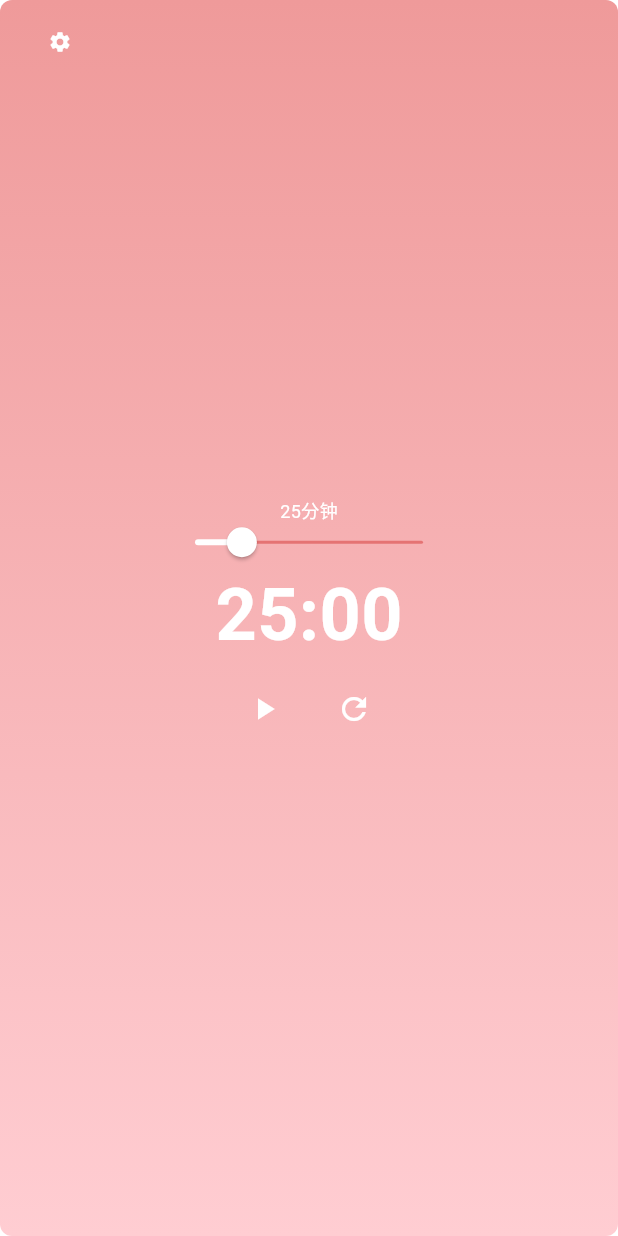
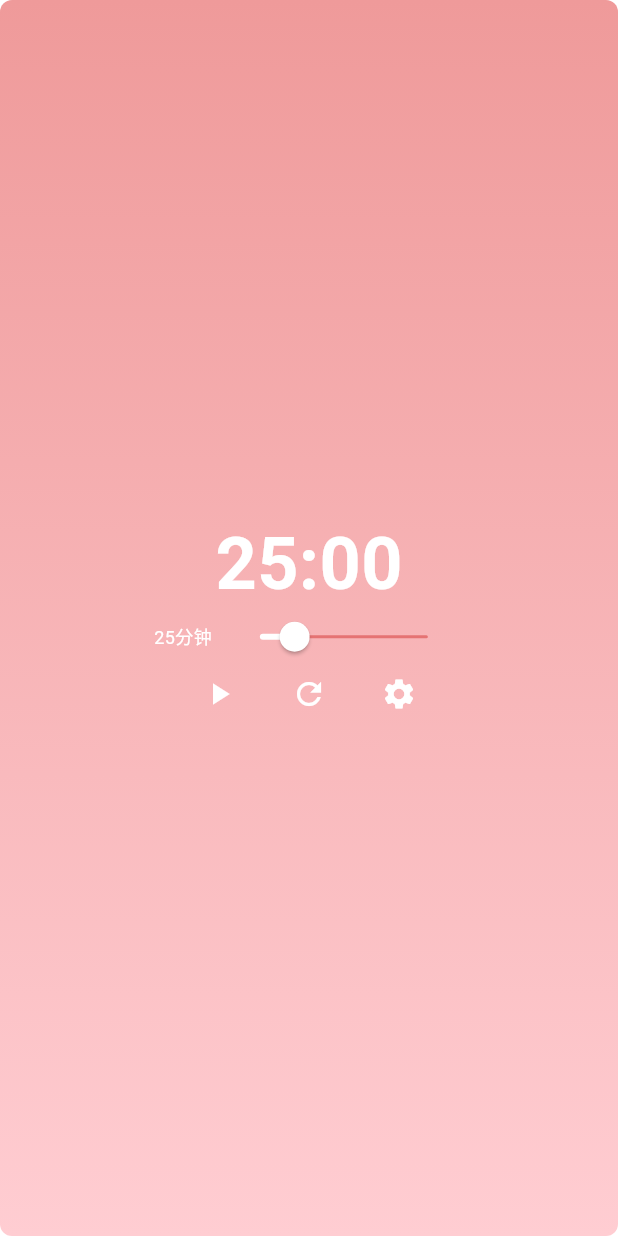
Before and after one commit to topul/relax_time, a Flutter app: the screen it shows after launch, after a tap on the "settings" icon, on a phone screen of 412 x 824 dp. Run offline on Flutter 3.47's test engine with Material 3 defaults, Android fonts, the phone set to English and light mode, and no system bars; missing offline and left inert: window_manager.

Commit message:
refactor(timer): 重构计时器页面布局
- 移动设置按钮到计时器下方
- 调整设置界面布局，使滑块和文本居中显示
- 优化滑块样式，增加轨道高度和指示器样式

```diff
--- a/lib/pages/timer_page.dart
+++ b/lib/pages/timer_page.dart
@@ -123,33 +123,22 @@ class _TimerPageState extends State<TimerPage> {
                         splashRadius: 12,
                       ),
                     ),
-                  Positioned(
-                    left: 16,
-                    top: 0,
-                    child: IconButton(
-                      onPressed: () {
-                        setState(() {
-                          _showSettings = !_showSettings;
-                        });
-                      },
-                      icon: const Icon(
-                        Icons.settings,
-                        size: 16,
-                        color: Colors.white,
-                      ),
-                      padding: EdgeInsets.zero,
-                      constraints: const BoxConstraints(),
-                      splashRadius: 12,
-                    ),
-                  ),
                   Center(
                     child: Column(
                       mainAxisSize: MainAxisSize.min,
                       children: [
+                        Text(
+                          _formatTime(_secondsRemaining),
+                          style: TextStyle(
+                            fontSize: _showSettings ? 48 : 60,
+                            fontWeight: FontWeight.bold,
+                            color: Colors.white,
+                          ),
+                        ),
                         if (_showSettings) ...[
-                          Container(
-                            margin: const EdgeInsets.only(bottom: 4),
-                            child: Column(
+                          const SizedBox(height: 4),
+                          Row(
+                            mainAxisAlignment: MainAxisAlignment.center,
                             children: [
                               Text(
                                 '${_selectedMinutes}分钟',
@@ -158,17 +147,16 @@ class _TimerPageState extends State<TimerPage> {
                                   fontSize: 12,
                                 ),
                               ),
-                                const SizedBox(height: 2),
+                              const SizedBox(width: 8),
                               SizedBox(
-                                  width: 200,
+                                width: 160,
                                 height: 20,
                                 child: SliderTheme(
                                   data: SliderThemeData(
                                     activeTrackColor: Colors.white,
                                     inactiveTrackColor: Colors.red.shade300,
                                     thumbColor: Colors.white,
-                                      overlayColor:
-                                          Colors.white.withOpacity(0.3),
+                                    overlayColor: Colors.white.withOpacity(0.3),
                                     valueIndicatorColor: Colors.white,
                                     trackHeight: 2,
                                     valueIndicatorTextStyle: const TextStyle(
@@ -189,16 +177,7 @@ class _TimerPageState extends State<TimerPage> {
                               ),
                             ],
                           ),
-                          ),
                         ],
-                        Text(
-                          _formatTime(_secondsRemaining),
-                          style: TextStyle(
-                            fontSize: _showSettings ? 48 : 60,
-                            fontWeight: FontWeight.bold,
-                            color: Colors.white,
-                          ),
-                        ),
                         const SizedBox(height: 4),
                         Row(
                           mainAxisAlignment: MainAxisAlignment.center,
@@ -223,6 +202,19 @@ class _TimerPageState extends State<TimerPage> {
                                 color: Colors.white,
                               ),
                             ),
+                            const SizedBox(width: 12),
+                            IconButton(
+                              onPressed: () {
+                                setState(() {
+                                  _showSettings = !_showSettings;
+                                });
+                              },
+                              icon: const Icon(
+                                Icons.settings,
+                                size: 24,
+                                color: Colors.white,
+                              ),
+                            ),
                           ],
                         ),
                       ],
```
Lines whose indentation alone changed are shown as unchanged.
